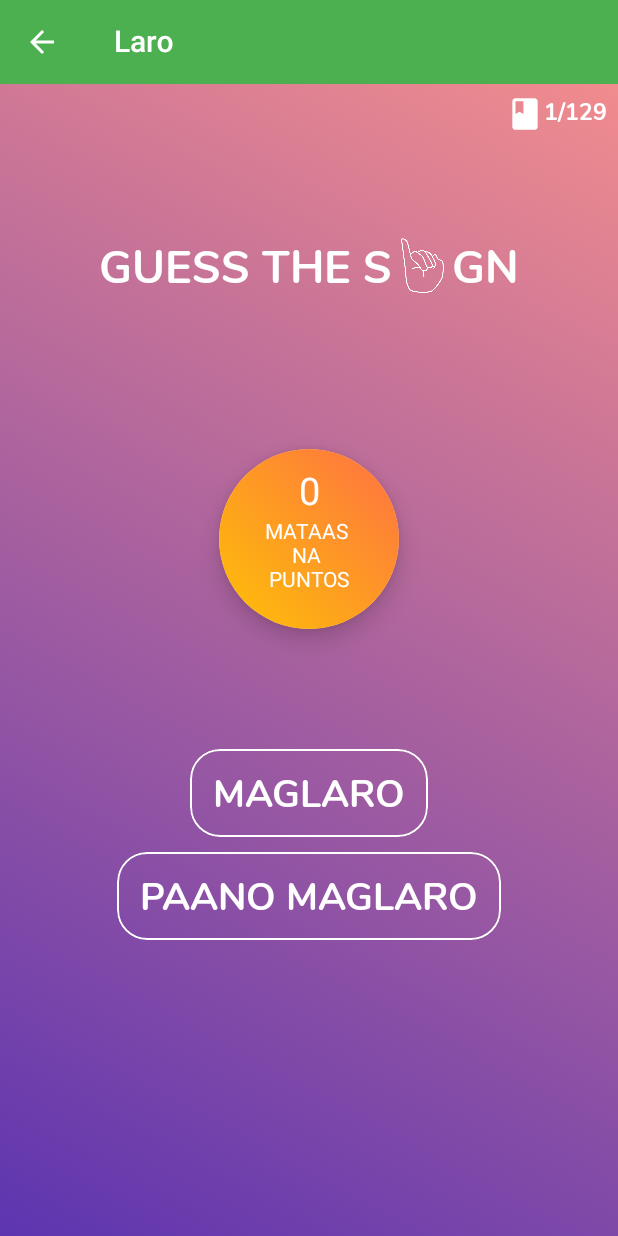
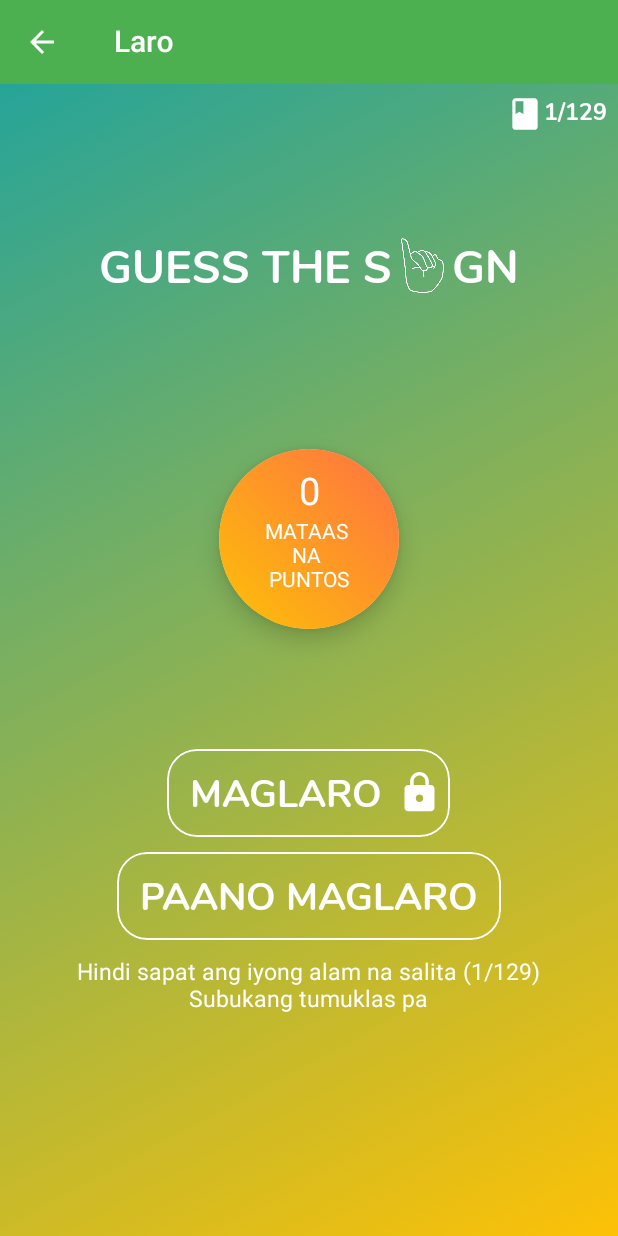
Before and after one commit to Jayveeeee24/iSpeak-Signs, an Android app: the nav_mini_game screen opened through its navigation route, after a tap on "Humanap ng kategorya", on a phone screen of 412 x 824 dp. Run offline under Robolectric (Android 15) with nearby library versions, the phone set to English and light mode, and no system bars; our stand-ins replace navigation-ui; 1 other tap on this screen came first.

Commit message:
v1.4.2 6/25

```diff
--- a/app/build.gradle
+++ b/app/build.gradle
@@ -11,7 +11,7 @@
         minSdkVersion 23
         targetSdkVersion 32
         versionCode 1
-        versionName "v1.4.1 beta"
+        versionName "v1.4.2 beta"
 
         testInstrumentationRunner "androidx.test.runner.AndroidJUnitRunner"
     }
--- a/app/src/main/java/com/artemis/ispeaksigns/main_fragments/nav_mini_game.java
+++ b/app/src/main/java/com/artemis/ispeaksigns/main_fragments/nav_mini_game.java
@@ -15,7 +15,6 @@
 
 import android.os.Handler;
 import android.os.Looper;
-import android.util.Log;
 import android.view.LayoutInflater;
 import android.view.View;
 import android.view.ViewGroup;
@@ -28,9 +27,6 @@
 import com.artemis.ispeaksigns.DBHelper;
 import com.artemis.ispeaksigns.MiniGameHowto;
 import com.artemis.ispeaksigns.R;
-import com.artemis.ispeaksigns.SplashActivity;
-import com.artemis.ispeaksigns.VideoActivity;
-import com.artemis.ispeaksigns.WalkthroughActivity;
 
 import org.jetbrains.annotations.NotNull;
 
@@ -123,7 +119,7 @@
         miniGamePlayGame.setOnClickListener(new View.OnClickListener() {
             @Override
             public void onClick(View view) {
-                if (wordsLearned < 1){
+                if (wordsLearned < 129){
                     isMiniGameLocked.setVisibility(View.VISIBLE);
                     new Handler(Looper.getMainLooper()).postDelayed(new Runnable() {
                         @Override
--- /dev/null
+++ b/app/src/main/res/drawable/ic_feedback.xml
@@ -0,0 +1,10 @@
+<vector xmlns:android="http://schemas.android.com/apk/res/android"
+    android:width="24dp"
+    android:height="24dp"
+    android:viewportWidth="24"
+    android:viewportHeight="24"
+    android:tint="?attr/colorControlNormal">
+  <path
+      android:fillColor="@android:color/white"
+      android:pathData="M20,2L4,2c-1.1,0 -1.99,0.9 -1.99,2L2,22l4,-4h14c1.1,0 2,-0.9 2,-2L22,4c0,-1.1 -0.9,-2 -2,-2zM13,14h-2v-2h2v2zM13,10h-2L11,6h2v4z"/>
+</vector>
--- a/app/src/main/res/menu/activity_main_drawer.xml
+++ b/app/src/main/res/menu/activity_main_drawer.xml
@@ -58,6 +58,10 @@
                     android:id="@+id/language"
                     android:icon="@drawable/ic_menu_language"
                     android:title="@string/menu_language_label" />
+                <item
+                    android:id="@+id/nav_feedback"
+                    android:icon="@drawable/ic_feedback"
+                    android:title="@string/magsumite_ng_puna" />
             </group>
 
         </menu>
--- a/app/src/main/res/navigation/mobile_navigation.xml
+++ b/app/src/main/res/navigation/mobile_navigation.xml
@@ -132,4 +132,9 @@
         android:name="com.artemis.ispeaksigns.MiniGameHowto"
         android:label="activity_mini_game_howto"
         tools:layout="@layout/activity_mini_game_howto" />
+    <fragment
+        android:id="@+id/nav_feedback"
+        android:name="com.artemis.ispeaksigns.FragmentFeeback"
+        android:label="@string/ispeak_signs_feedbacks"
+        tools:layout="@layout/fragment_feedback" />
 </navigation>
--- a/app/src/main/res/values/strings.xml
+++ b/app/src/main/res/values/strings.xml
@@ -181,5 +181,8 @@
     <string name="answer_wrong_label">Mali ang iyong sagot\nBuhay na natitira: %1$s</string>
     <string name="learn_the_word_label"><u>Aralin ang salita: %1$s</u></string>
     <string name="badge_toast">Ikaw ay isang \"FSL Learner\"</string>
+    <string name="magsumite_ng_puna">Magsumite ng puna</string>
+    <!-- TODO: Remove or change this placeholder text -->
+    <string name="hello_blank_fragment">Hello blank fragment</string>
 
 </resources>
```
Also changed, not shown: app/src/main/java/com/artemis/ispeaksigns/FragmentFeeback.java (added, +64 -0 lines), app/src/main/java/com/artemis/ispeaksigns/VideoActivity.java (+2 -53 lines), app/src/main/java/com/artemis/ispeaksigns/sub_fragments/learn_word_item.java (+78 -6 lines), app/src/main/res/layout/activity_video.xml (+0 -16 lines), app/src/main/res/layout/fragment_feedback.xml (added, +32 -0 lines), app/src/main/res/layout/fragment_learn_word_item.xml (+16 -0 lines), 3 other files.
